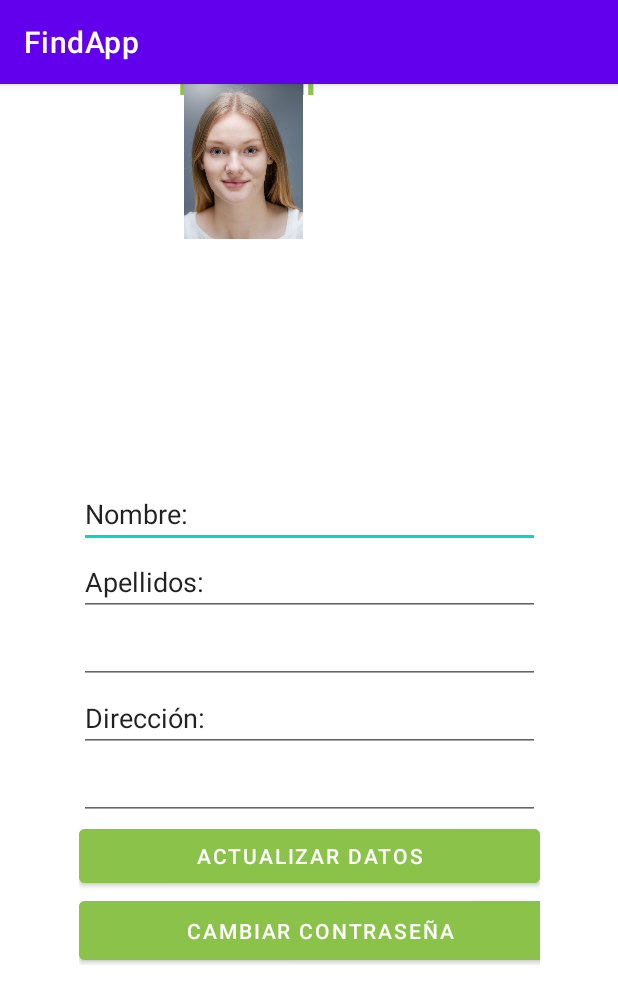
After one commit to Andreastephgm/PiggyBank, an Android app: the activity_porfile screen opened directly, with no data from a screen before it, on a phone screen of 412 x 824 dp. The commit adds this screen. Shown: the top 1004 px of the screen. Run offline under Robolectric (Android 15) with nearby library versions, the phone set to English and light mode, and no system bars.

Commit message:
Cambio de Logo y pantalla de perfil

```diff
--- a/app/src/main/AndroidManifest.xml
+++ b/app/src/main/AndroidManifest.xml
@@ -1,6 +1,6 @@
 <?xml version="1.0" encoding="utf-8"?>
 <manifest xmlns:android="http://schemas.android.com/apk/res/android"
-    xmlns:tools="http://schemas.android.com/tools" >
+    xmlns:tools="http://schemas.android.com/tools">
 
     <application
         android:allowBackup="true"
@@ -11,24 +11,31 @@
         android:roundIcon="@mipmap/ic_launcher_round"
         android:supportsRtl="true"
         android:theme="@style/Theme.Findapp03"
-        tools:targetApi="31" >
+        tools:targetApi="31">
+        <activity
+            android:name=".activity_porfile"
+            android:exported="false">
+            <meta-data
+                android:name="android.app.lib_name"
+                android:value="" />
+        </activity>
         <activity
             android:name=".ListaBancosActivity"
-            android:exported="false" >
+            android:exported="false">
             <meta-data
                 android:name="android.app.lib_name"
                 android:value="" />
         </activity>
         <activity
             android:name=".MainActivity"
-            android:exported="false" >
+            android:exported="false">
             <meta-data
                 android:name="android.app.lib_name"
                 android:value="" />
         </activity>
         <activity
             android:name=".SplashActivity"
-            android:exported="true" >
+            android:exported="true">
             <intent-filter>
                 <action android:name="android.intent.action.MAIN" />
 
--- /dev/null
+++ b/app/src/main/java/com/miempresa/findapp03/activity_porfile.java
@@ -0,0 +1,14 @@
+package com.miempresa.findapp03;
+
+import androidx.appcompat.app.AppCompatActivity;
+
+import android.os.Bundle;
+
+public class activity_porfile extends AppCompatActivity {
+
+    @Override
+    protected void onCreate(Bundle savedInstanceState) {
+        super.onCreate(savedInstanceState);
+        setContentView(R.layout.activity_porfile);
+    }
+}
--- a/app/src/main/res/layout/activity_lista_bancos.xml
+++ b/app/src/main/res/layout/activity_lista_bancos.xml
@@ -62,6 +62,7 @@
                             android:id="@+id/button"
                             android:layout_width="match_parent"
                             android:layout_height="wrap_content"
+                            android:backgroundTint="#8BC34A"
                             android:text="seleccionar" />
                     </LinearLayout>
 
@@ -108,6 +109,7 @@
                             android:id="@+id/button"
                             android:layout_width="match_parent"
                             android:layout_height="wrap_content"
+                            android:backgroundTint="#8BC34A"
                             android:text="seleccionar" />
                     </LinearLayout>
 
@@ -154,6 +156,7 @@
                             android:id="@+id/button"
                             android:layout_width="match_parent"
                             android:layout_height="wrap_content"
+                            android:backgroundTint="#8BC34A"
                             android:text="Seleccionar" />
                     </LinearLayout>
 
@@ -246,6 +249,7 @@
                             android:id="@+id/button"
                             android:layout_width="match_parent"
                             android:layout_height="wrap_content"
+                            android:backgroundTint="#8BC34A"
                             android:text="Button" />
                     </LinearLayout>
 
@@ -263,7 +267,7 @@
         android:layout_marginTop="30dp"
         android:layout_marginEnd="100dp"
         android:text="Lista de Bancos"
-        android:textColor="#673AB7"
+        android:textColor="#8BC34A"
         android:textSize="34sp"
         android:textStyle="bold"
         app:layout_constraintBottom_toTopOf="@+id/scrollView2"
--- a/app/src/main/res/layout/activity_main.xml
+++ b/app/src/main/res/layout/activity_main.xml
@@ -78,11 +78,10 @@
         android:layout_height="95dp"
         app:layout_constraintBottom_toBottomOf="parent"
         app:layout_constraintEnd_toEndOf="parent"
-        app:layout_constraintHorizontal_bias="0.072"
         app:layout_constraintStart_toStartOf="parent"
         app:layout_constraintTop_toTopOf="parent"
-        app:layout_constraintVertical_bias="0.019"
-        app:srcCompat="@drawable/tic" />
+        app:layout_constraintVertical_bias="0.149"
+        app:srcCompat="@drawable/logopiggy" />
 
     <CheckBox
         android:id="@+id/checkBox"
--- /dev/null
+++ b/app/src/main/res/layout/activity_porfile.xml
@@ -0,0 +1,110 @@
+<?xml version="1.0" encoding="utf-8"?>
+<androidx.constraintlayout.widget.ConstraintLayout xmlns:android="http://schemas.android.com/apk/res/android"
+    xmlns:app="http://schemas.android.com/apk/res-auto"
+    xmlns:tools="http://schemas.android.com/tools"
+    android:layout_width="match_parent"
+    android:layout_height="match_parent"
+    tools:context=".activity_porfile">
+
+    <TextView
+        android:id="@+id/textView"
+        android:layout_width="220dp"
+        android:layout_height="40dp"
+        android:layout_marginStart="54dp"
+        android:layout_marginTop="48dp"
+        android:layout_marginEnd="55dp"
+        android:layout_marginBottom="46dp"
+        android:text="Mi Perfil"
+        android:textAlignment="center"
+        android:textColor="#8DC64B"
+        android:textSize="24sp"
+        android:textStyle="bold"
+        app:layout_constraintBottom_toTopOf="@+id/imageView6"
+        app:layout_constraintEnd_toEndOf="parent"
+        app:layout_constraintHorizontal_bias="0.0"
+        app:layout_constraintStart_toStartOf="parent"
+        app:layout_constraintTop_toTopOf="parent" />
+
+    <ImageView
+        android:id="@+id/imageView6"
+        android:layout_width="138dp"
+        android:layout_height="103dp"
+        android:layout_marginStart="93dp"
+        android:layout_marginEnd="93dp"
+        app:layout_constraintEnd_toEndOf="parent"
+        app:layout_constraintHorizontal_bias="0.0"
+        app:layout_constraintStart_toStartOf="parent"
+        app:srcCompat="@drawable/fotoperfil"
+        tools:layout_editor_absoluteY="100dp" />
+
+    <LinearLayout
+        android:layout_width="307dp"
+        android:layout_height="323dp"
+        android:layout_marginStart="10dp"
+        android:layout_marginTop="10dp"
+        android:layout_marginEnd="10dp"
+        android:layout_marginBottom="30dp"
+        android:orientation="vertical"
+        app:layout_constraintBottom_toBottomOf="parent"
+        app:layout_constraintEnd_toEndOf="parent"
+        app:layout_constraintStart_toStartOf="parent"
+        app:layout_constraintTop_toBottomOf="@+id/imageView6">
+
+        <EditText
+            android:id="@+id/editTextTextPersonName3"
+            android:layout_width="match_parent"
+            android:layout_height="wrap_content"
+            android:ems="10"
+            android:inputType="textPersonName"
+            android:text="Nombre: " />
+
+        <EditText
+            android:id="@+id/editTextTextPersonName4"
+            android:layout_width="match_parent"
+            android:layout_height="wrap_content"
+            android:ems="10"
+            android:inputType="textPersonName"
+            android:text="Apellidos:" />
+
+        <EditText
+            android:id="@+id/editTextDate"
+            android:layout_width="match_parent"
+            android:layout_height="wrap_content"
+            android:ems="10"
+            android:inputType="date"
+            tools:text="Fecha de Nacimiento:" />
+
+        <EditText
+            android:id="@+id/editTextTextPersonName5"
+            android:layout_width="match_parent"
+            android:layout_height="wrap_content"
+            android:ems="10"
+            android:inputType="textPersonName"
+            android:text="Dirección:" />
+
+        <EditText
+            android:id="@+id/editTextPhone"
+            android:layout_width="match_parent"
+            android:layout_height="wrap_content"
+            android:ems="10"
+            android:inputType="phone"
+            tools:text="Telefono:" />
+
+        <Button
+            android:id="@+id/button2"
+            android:layout_width="match_parent"
+            android:layout_height="wrap_content"
+            android:backgroundTint="#8BC34A"
+            android:text="Actualizar Datos"
+            android:textColor="#FFFFFF" />
+
+        <Button
+            android:id="@+id/button3"
+            android:layout_width="322dp"
+            android:layout_height="51dp"
+            android:backgroundTint="#8BC34A"
+            android:text="Cambiar Contraseña" />
+
+    </LinearLayout>
+
+</androidx.constraintlayout.widget.ConstraintLayout>
--- a/app/src/main/res/layout/activity_splash.xml
+++ b/app/src/main/res/layout/activity_splash.xml
@@ -16,5 +16,5 @@
         app:layout_constraintStart_toStartOf="parent"
         app:layout_constraintTop_toTopOf="parent"
         app:layout_constraintVertical_bias="0.5"
-        app:srcCompat="@drawable/logopig" />
+        app:srcCompat="@drawable/logopiggy" />
 </androidx.constraintlayout.widget.ConstraintLayout>
```
Also changed, not shown: app/src/main/res/drawable/fotoperfil.jpg (added), app/src/main/res/drawable/logo.png (deleted), app/src/main/res/drawable/logopig.webp (deleted), app/src/main/res/drawable/logopiggy.png (added).
